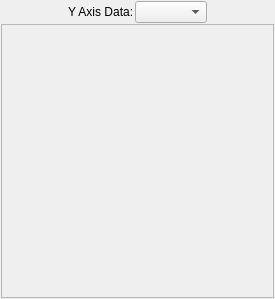
pkgw/casa, file code/plotms/GuiTabs/PlotMSDisplayTab.ui: the form before one commit.
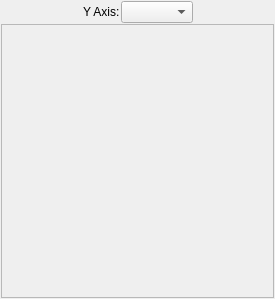
The form after the commit.

Commit message: Expose customsymbol subparams with array arguments

What changed in the file:
```diff
--- a/code/plotms/GuiTabs/PlotMSDisplayTab.ui
+++ b/code/plotms/GuiTabs/PlotMSDisplayTab.ui
@@ -44,7 +44,7 @@
      <item>
       <widget class="QLabel" name="axisDataLabel">
        <property name="text">
-        <string>Y Axis Data:</string>
+        <string>Y Axis:</string>
        </property>
       </widget>
      </item>
```
The commit also changes 1 other file.
